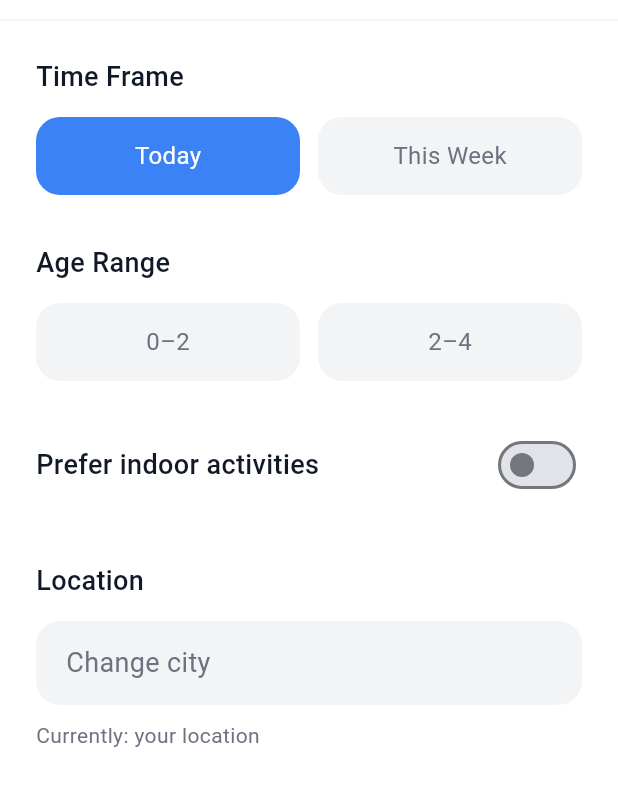
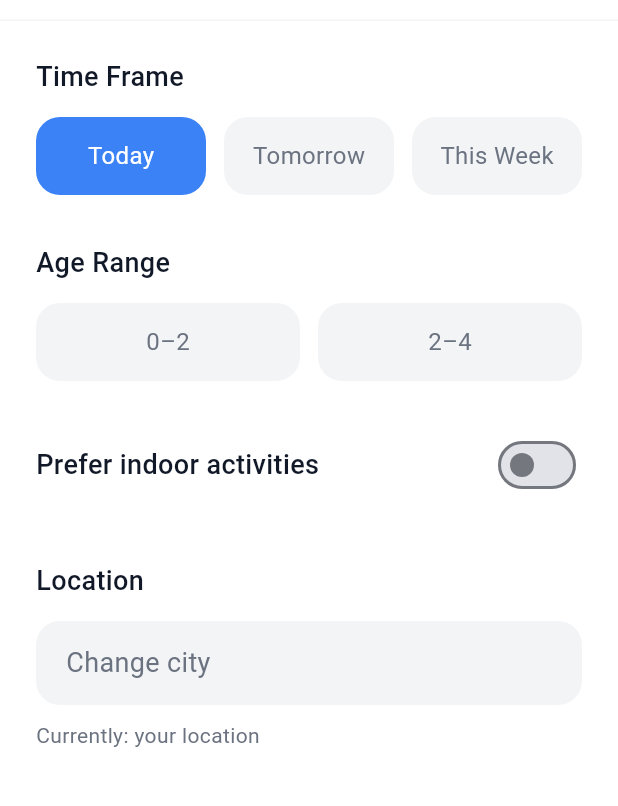
Before and after one commit to sophia-alt/toddlego, a Flutter app: the screen it shows after launch, after a tap on the "settings" icon, on a phone screen of 412 x 824 dp, the part 63-869 px from its top. Run offline on Flutter 3.47's test engine with Material 3 defaults, Android fonts, the phone set to English and light mode, and no system bars; our stand-ins replace cloud_firestore, firebase_core, geolocator, shared_preferences; accounts and stored records are empty.

Commit message:
Add a Tomorrow time filter
Parents planning the next morning had to scan "This Week" for tomorrow's
sessions. TimeFrame now carries its own labels, so the filter panel,
settings and empty-state message list every time frame from one place.

Co-Authored-By: Claude Opus 5.5 <noreply@anthropic.com>

```diff
--- a/lib/filters.dart
+++ b/lib/filters.dart
@@ -1,7 +1,19 @@
 import 'models/activity.dart';
 
-/// "Today" or "This Week" in the filter bar and settings.
-enum TimeFrame { today, thisWeek }
+/// Time buttons in the filter bar and settings.
+enum TimeFrame {
+  today('Today', 'today'),
+  tomorrow('Tomorrow', 'tomorrow'),
+  thisWeek('This Week', 'this week');
+
+  const TimeFrame(this.label, this.phrase);
+
+  /// Button and summary chip label, e.g. "This Week".
+  final String label;
+
+  /// Used in sentences, e.g. "No activities found this week."
+  final String phrase;
+}
 
 /// Age buttons in the filter bar and settings.
 enum AgeBand {
@@ -49,7 +61,7 @@ class ActivityFilters {
 
   /// Labels for the collapsed filter bar, e.g. ["Today", "2-4 yrs", "Indoor"].
   List<String> get summaryChips => [
-    timeFrame == TimeFrame.today ? 'Today' : 'This Week',
+    timeFrame.label,
     if (ageBand != null) ageBand!.chip,
     if (indoorOnly) 'Indoor',
   ];
@@ -89,14 +101,18 @@ bool matchesAge(Activity a, AgeBand? band) {
 const endedGrace = Duration(minutes: 30);
 
 /// Today: starting before midnight and not over (or over less than [endedGrace]
-/// ago). This week: the next 7 days.
+/// ago). Tomorrow: on the calendar day after today. This week: the next 7 days.
 bool matchesTimeFrame(Activity a, TimeFrame frame, DateTime now) {
-  final fromSec = now.subtract(endedGrace).millisecondsSinceEpoch ~/ 1000;
+  final from = frame == TimeFrame.tomorrow
+      ? DateTime(now.year, now.month, now.day + 1)
+      : now.subtract(endedGrace);
   final end = a.endTime > a.startTime ? a.endTime : a.startTime + 3600;
-  if (end <= fromSec) return false;
-  final limit = frame == TimeFrame.today
-      ? DateTime(now.year, now.month, now.day + 1)
-      : DateTime(now.year, now.month, now.day + 7);
+  if (end <= from.millisecondsSinceEpoch ~/ 1000) return false;
+  final limit = switch (frame) {
+    TimeFrame.today => DateTime(now.year, now.month, now.day + 1),
+    TimeFrame.tomorrow => DateTime(now.year, now.month, now.day + 2),
+    TimeFrame.thisWeek => DateTime(now.year, now.month, now.day + 7),
+  };
   return a.startTime < limit.millisecondsSinceEpoch ~/ 1000;
 }
 
--- a/lib/screens/home_screen.dart
+++ b/lib/screens/home_screen.dart
@@ -423,10 +423,7 @@ class _HomeScreenState extends State<HomeScreen> with WidgetsBindingObserver {
     return Column(
       children: [
         SolidChoice<TimeFrame>(
-          options: const [
-            (TimeFrame.today, 'Today'),
-            (TimeFrame.thisWeek, 'This Week'),
-          ],
+          options: [for (final t in TimeFrame.values) (t, t.label)],
           selected: f.timeFrame,
           onSelected: (v) => set(f.copyWith(timeFrame: v)),
         ),
@@ -518,9 +515,7 @@ class _HomeScreenState extends State<HomeScreen> with WidgetsBindingObserver {
     });
 
     if (items.isEmpty) {
-      final when = _settings.filters.timeFrame == TimeFrame.today
-          ? 'today'
-          : 'this week';
+      final when = _settings.filters.timeFrame.phrase;
       return [
         message(
           origin == null
--- a/lib/screens/settings_screen.dart
+++ b/lib/screens/settings_screen.dart
@@ -68,10 +68,7 @@ class _SettingsScreenState extends State<SettingsScreen> {
         children: [
           const _Heading('Time Frame'),
           SolidChoice<TimeFrame>(
-            options: const [
-              (TimeFrame.today, 'Today'),
-              (TimeFrame.thisWeek, 'This Week'),
-            ],
+            options: [for (final t in TimeFrame.values) (t, t.label)],
             selected: f.timeFrame,
             onSelected: (v) => _updateFilters(f.copyWith(timeFrame: v)),
           ),
--- a/lib/widgets/components.dart
+++ b/lib/widgets/components.dart
@@ -182,7 +182,7 @@ class TripStatusBadge extends StatelessWidget {
   }
 }
 
-/// Two side-by-side buttons; the selected one is solid blue (Today / This Week).
+/// Side-by-side buttons; the selected one is solid blue (Today / Tomorrow / This Week).
 class SolidChoice<T> extends StatelessWidget {
   final List<(T, String)> options;
   final T? selected;
```
Also changed, not shown: 1 other file.
